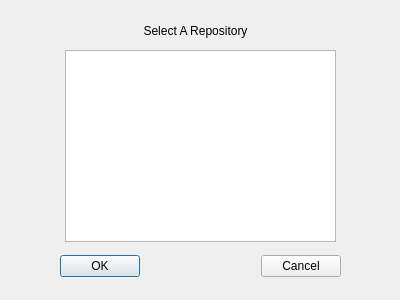
First picture: the form in gui/SelectRepoDialog.ui, repository Sam-Horner-42/CPPMiniVersionControl, before the edit.
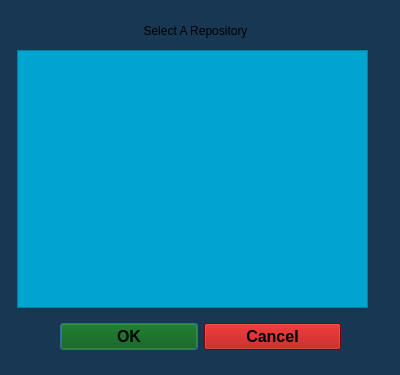
Second picture: the form after the edit.

Commit message: Select Repo and Init Repo dialog now takes in file path and name

```diff
--- a/gui/SelectRepoDialog.ui
+++ b/gui/SelectRepoDialog.ui
@@ -7,17 +7,20 @@
     <x>0</x>
     <y>0</y>
     <width>400</width>
-    <height>300</height>
+    <height>375</height>
    </rect>
   </property>
   <property name="windowTitle">
-   <string>Dialog</string>
+   <string>Select a Repository</string>
+  </property>
+  <property name="styleSheet">
+   <string notr="true">background-color: rgb(23, 55, 83);</string>
   </property>
   <widget class="QWidget" name="layoutWidget">
    <property name="geometry">
     <rect>
      <x>60</x>
-     <y>250</y>
+     <y>320</y>
      <width>281</width>
      <height>33</height>
     </rect>
@@ -31,26 +34,33 @@
     </property>
     <item>
      <widget class="QPushButton" name="okButton">
+      <property name="font">
+       <font>
+        <family>Arial</family>
+        <pointsize>12</pointsize>
+        <bold>true</bold>
+       </font>
+      </property>
+      <property name="styleSheet">
+       <string notr="true">background-color: rgb(0, 85, 0);</string>
+      </property>
       <property name="text">
        <string>OK</string>
       </property>
      </widget>
     </item>
-    <item>
-     <spacer>
-      <property name="orientation">
-       <enum>Qt::Orientation::Horizontal</enum>
-      </property>
-      <property name="sizeHint" stdset="0">
-       <size>
-        <width>131</width>
-        <height>31</height>
-       </size>
-      </property>
-     </spacer>
-    </item>
     <item>
      <widget class="QPushButton" name="cancelButton">
+      <property name="font">
+       <font>
+        <family>Arial</family>
+        <pointsize>12</pointsize>
+        <bold>true</bold>
+       </font>
+      </property>
+      <property name="styleSheet">
+       <string notr="true">background-color: rgb(170, 0, 0);</string>
+      </property>
       <property name="text">
        <string>Cancel</string>
       </property>
@@ -58,16 +68,6 @@
     </item>
    </layout>
   </widget>
-  <widget class="QListView" name="repoList">
-   <property name="geometry">
-    <rect>
-     <x>65</x>
-     <y>50</y>
-     <width>271</width>
-     <height>192</height>
-    </rect>
-   </property>
-  </widget>
   <widget class="QLabel" name="label">
    <property name="geometry">
     <rect>
@@ -87,6 +87,28 @@
     <set>Qt::AlignmentFlag::AlignCenter</set>
    </property>
   </widget>
+  <widget class="QTreeView" name="repoList">
+   <property name="geometry">
+    <rect>
+     <x>17</x>
+     <y>50</y>
+     <width>351</width>
+     <height>258</height>
+    </rect>
+   </property>
+   <property name="font">
+    <font>
+     <family>Arial</family>
+     <pointsize>12</pointsize>
+     <italic>false</italic>
+     <bold>true</bold>
+    </font>
+   </property>
+   <property name="styleSheet">
+    <string notr="true">background-color: rgb(0, 165, 207);
+font: 700 12pt &quot;Arial&quot;;</string>
+   </property>
+  </widget>
  </widget>
  <resources/>
  <connections>
```
The commit also changes 9 other files.
